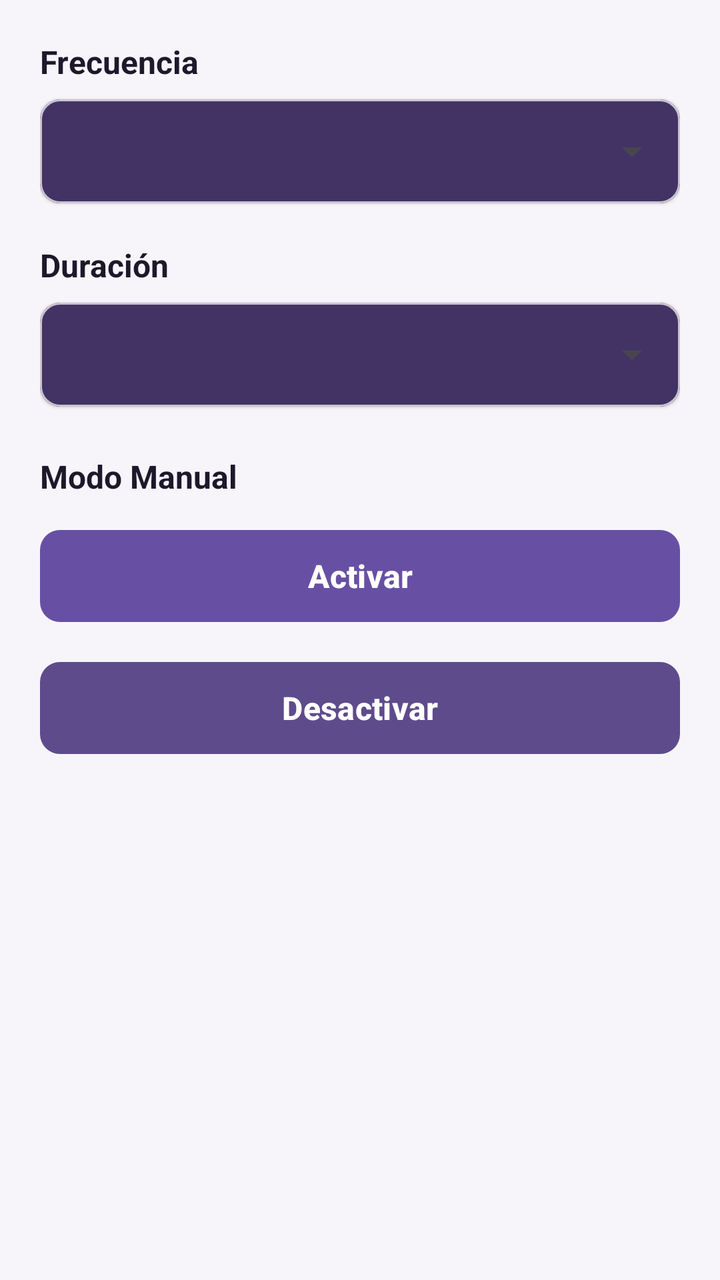
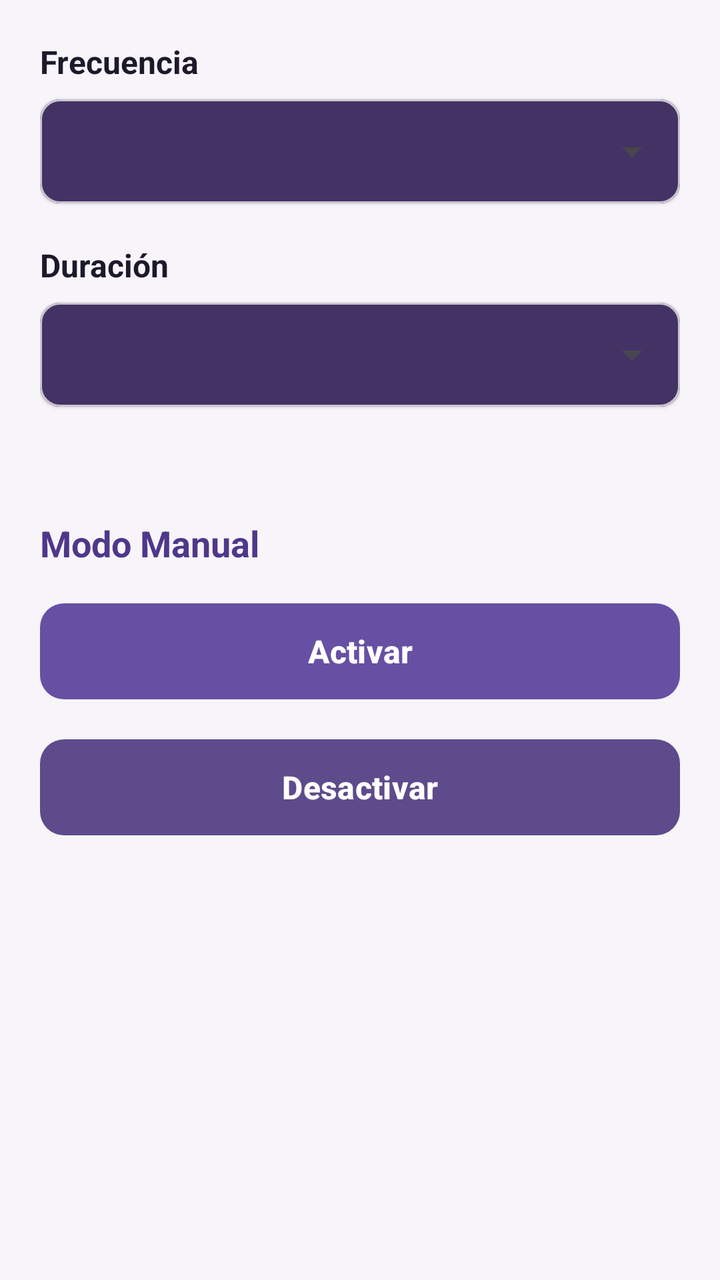

An Android layout rendered at two revisions. The XML below is the earlier revision; the diff shows what the commit changed to produce the second picture.
<!-- AndroidManifest.xml: application theme Theme.BikeLight -->
<!-- res/layout/fragment_buzzer_config.xml -->
<?xml version="1.0" encoding="utf-8"?>
<ScrollView xmlns:android="http://schemas.android.com/apk/res/android"
    xmlns:app="http://schemas.android.com/apk/res-auto"
    android:layout_width="match_parent"
    android:layout_height="match_parent"
    android:background="@color/bikelight_bg"
    android:fillViewport="true"
    android:padding="20dp">

    <LinearLayout
        android:layout_width="match_parent"
        android:layout_height="wrap_content"
        android:orientation="vertical">

        <TextView
            android:layout_width="wrap_content"
            android:layout_height="wrap_content"
            android:text="Frecuencia"
            android:textSize="16sp"
            android:textStyle="bold"
            android:textColor="@color/bikelight_text_dark"
            android:layout_marginBottom="8dp" />

        <com.google.android.material.card.MaterialCardView
            android:layout_width="match_parent"
            android:layout_height="52dp"
            android:layout_marginBottom="20dp"
            app:cardCornerRadius="10dp"
            app:cardElevation="1dp"
            app:cardBackgroundColor="@color/bikelight_card_dark">

            <Spinner
                android:id="@+id/spinnerFrecuencia"
                android:layout_width="match_parent"
                android:layout_height="match_parent"
                android:paddingStart="8dp"
                android:paddingEnd="8dp"
                android:popupBackground="@color/bikelight_card_dark" />
        </com.google.android.material.card.MaterialCardView>

        <TextView
            android:layout_width="wrap_content"
            android:layout_height="wrap_content"
            android:text="Duración"
            android:textSize="16sp"
            android:textStyle="bold"
            android:textColor="@color/bikelight_text_dark"
            android:layout_marginBottom="8dp" />

        <com.google.android.material.card.MaterialCardView
            android:layout_width="match_parent"
            android:layout_height="52dp"
            android:layout_marginBottom="24dp"
            app:cardCornerRadius="10dp"
            app:cardElevation="1dp"
            app:cardBackgroundColor="@color/bikelight_card_dark">

            <Spinner
                android:id="@+id/spinnerDuracion"
                android:layout_width="match_parent"
                android:layout_height="match_parent"
                android:paddingStart="8dp"
                android:paddingEnd="8dp"
                android:popupBackground="@color/bikelight_card_dark" />
        </com.google.android.material.card.MaterialCardView>

        <TextView
            android:layout_width="wrap_content"
            android:layout_height="wrap_content"
            android:text="Modo Manual"
            android:textSize="16sp"
            android:textStyle="bold"
            android:textColor="@color/bikelight_text_dark"
            android:layout_marginBottom="12dp" />

        <com.google.android.material.button.MaterialButton
            android:id="@+id/btnActivar"
            android:layout_width="match_parent"
            android:layout_height="54dp"
            android:text="Activar"
            android:textAllCaps="false"
            android:textSize="16sp"
            android:textStyle="bold"
            android:layout_marginBottom="12dp"
            app:cornerRadius="10dp"
            app:backgroundTint="@color/bikelight_primary" />

        <com.google.android.material.button.MaterialButton
            android:id="@+id/btnDesactivar"
            android:layout_width="match_parent"
            android:layout_height="54dp"
            android:text="Desactivar"
            android:textAllCaps="false"
            android:textSize="16sp"
            android:textStyle="bold"
            android:layout_marginBottom="20dp"
            app:cornerRadius="10dp"
            app:backgroundTint="@color/bikelight_card" />
    </LinearLayout>
</ScrollView>
<!-- resources referenced by this layout -->
<resources>
  <color name="bikelight_bg">#F7F5FA</color>
  <color name="bikelight_card">#5E4B8B</color>
  <color name="bikelight_card_dark">#433364</color>
  <color name="bikelight_primary">#6750A4</color>
  <color name="bikelight_text_dark">#1D192B</color>
  <style name="Theme.BikeLight" parent="Base.Theme.BikeLight" />
  <style name="Base.Theme.BikeLight" parent="Theme.Material3.DayNight.NoActionBar">
          
          
      </style>
</resources>

<!-- the commit's change to res/layout/fragment_buzzer_config.xml (unified diff, before → after) -->
@@ -64,37 +64,43 @@
                 android:popupBackground="@color/bikelight_card_dark" />
         </com.google.android.material.card.MaterialCardView>
 
+        
         <TextView
+            android:id="@+id/tvLabelModoManual"
             android:layout_width="wrap_content"
             android:layout_height="wrap_content"
+            android:layout_marginTop="32dp"
             android:text="Modo Manual"
-            android:textSize="16sp"
-            android:textStyle="bold"
-            android:textColor="@color/bikelight_text_dark"
-            android:layout_marginBottom="12dp" />
+            android:textColor="@color/bikelight_primary_dark"
+            android:textSize="18sp"
+            android:textStyle="bold" />
 
+        
         <com.google.android.material.button.MaterialButton
             android:id="@+id/btnActivar"
             android:layout_width="match_parent"
-            android:layout_height="54dp"
+            android:layout_height="56dp"
+            android:layout_marginTop="14dp"
+            app:backgroundTint="@color/bikelight_primary"
             android:text="Activar"
             android:textAllCaps="false"
+            android:textColor="@color/white"
             android:textSize="16sp"
             android:textStyle="bold"
-            android:layout_marginBottom="12dp"
-            app:cornerRadius="10dp"
-            app:backgroundTint="@color/bikelight_primary" />
+            app:cornerRadius="12dp" />
 
+        
         <com.google.android.material.button.MaterialButton
             android:id="@+id/btnDesactivar"
             android:layout_width="match_parent"
-            android:layout_height="54dp"
+            android:layout_height="56dp"
+            android:layout_marginTop="12dp"
+            app:backgroundTint="@color/bikelight_card"
             android:text="Desactivar"
             android:textAllCaps="false"
+            android:textColor="@color/white"
             android:textSize="16sp"
             android:textStyle="bold"
-            android:layout_marginBottom="20dp"
-            app:cornerRadius="10dp"
-            app:backgroundTint="@color/bikelight_card" />
+            app:cornerRadius="12dp" />
     </LinearLayout>
 </ScrollView>
<!-- resource entries referenced after the edit -->
@@ -4,7 +4,9 @@
   <color name="bikelight_card">#5E4B8B</color>
   <color name="bikelight_card_dark">#433364</color>
   <color name="bikelight_primary">#6750A4</color>
+  <color name="bikelight_primary_dark">#4F378B</color>
   <color name="bikelight_text_dark">#1D192B</color>
+  <color name="white">#FFFFFF</color>
   <style name="Theme.BikeLight" parent="Base.Theme.BikeLight" />
   <style name="Base.Theme.BikeLight" parent="Theme.Material3.DayNight.NoActionBar">
           
